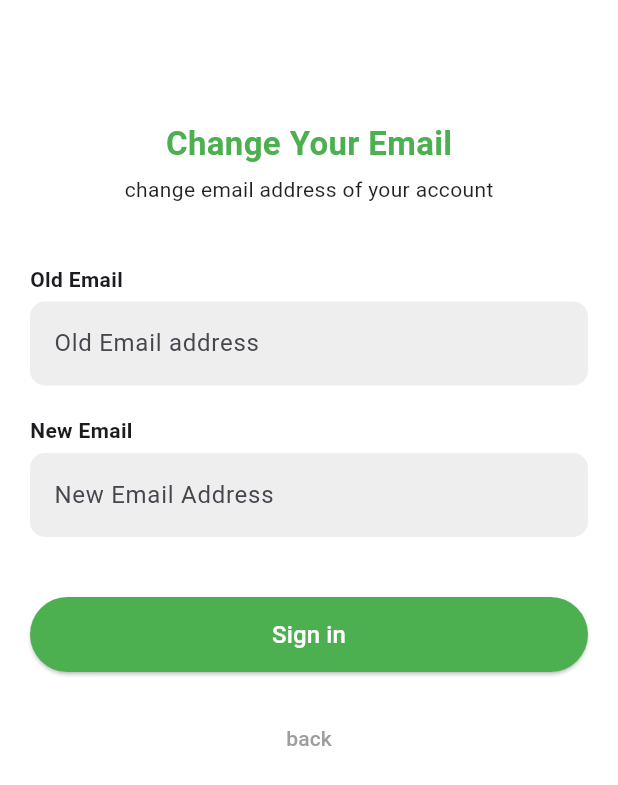
After one commit to usman814/kp_travel, a Flutter app: the ChangeEmailScreen screen opened directly, on a phone screen of 412 x 824 dp. The commit adds this screen. Shown: the top 785 px of the screen. Run offline on Flutter 3.47's test engine with Material 3 defaults, Android fonts, the light colour scheme and no system bars; our stand-ins replace firebase_core; accounts and stored records are empty; network calls fail.

Commit message:
booking.dart mail.dart varificaton.dart

```diff
--- /dev/null
+++ b/lib/screens/mail.dart
@@ -0,0 +1,102 @@
+import 'package:flutter/material.dart';
+
+class ChangeEmailApp extends StatelessWidget {
+  @override
+  Widget build(BuildContext context) {
+    return MaterialApp(
+      debugShowCheckedModeBanner: false,
+      home: ChangeEmailScreen(),
+    );
+  }
+}
+
+class ChangeEmailScreen extends StatelessWidget {
+  @override
+  Widget build(BuildContext context) {
+    return Scaffold(
+      backgroundColor: Colors.white,
+      body: Padding(
+        padding: const EdgeInsets.symmetric(horizontal: 20.0),
+        child: Column(
+          crossAxisAlignment: CrossAxisAlignment.start,
+          children: [
+            SizedBox(height: 80),
+            Center(
+              child: Text(
+                "Change Your Email",
+                style: TextStyle(
+                  fontSize: 22,
+                  fontWeight: FontWeight.bold,
+                  color: Colors.green,
+                ),
+              ),
+            ),
+            SizedBox(height: 5),
+            Center(
+              child: Text(
+                "change email address of your account",
+                style: TextStyle(fontSize: 14, color: Colors.black87),
+              ),
+            ),
+            SizedBox(height: 40),
+            Text("Old Email", style: TextStyle(fontWeight: FontWeight.bold)),
+            SizedBox(height: 5),
+            TextField(
+              decoration: InputDecoration(
+                hintText: "Old Email address",
+                border: OutlineInputBorder(
+                  borderRadius: BorderRadius.circular(10.0),
+                  borderSide: BorderSide.none,
+                ),
+                filled: true,
+                fillColor: Colors.grey[200],
+              ),
+            ),
+            SizedBox(height: 20),
+            Text("New Email", style: TextStyle(fontWeight: FontWeight.bold)),
+            SizedBox(height: 5),
+            TextField(
+              decoration: InputDecoration(
+                hintText: "New Email Address",
+                border: OutlineInputBorder(
+                  borderRadius: BorderRadius.circular(10.0),
+                  borderSide: BorderSide.none,
+                ),
+                filled: true,
+                fillColor: Colors.grey[200],
+              ),
+            ),
+            SizedBox(height: 40),
+            SizedBox(
+              width: double.infinity,
+              height: 50,
+              child: ElevatedButton(
+                style: ElevatedButton.styleFrom(
+                  backgroundColor: Colors.green,
+                  shape: RoundedRectangleBorder(
+                    borderRadius: BorderRadius.circular(25),
+                  ),
+                ),
+                onPressed: () {},
+                child: Text(
+                  "Sign in",
+                  style: TextStyle(color: Colors.white, fontSize: 16),
+                ),
+              ),
+            ),
+            SizedBox(height: 20),
+            Center(
+              child: TextButton(
+                onPressed: () {},
+                child: Text(
+                  "back",
+                  style: TextStyle(color: Colors.grey, fontSize: 14),
+                ),
+              ),
+            ),
+          ],
+        ),
+      ),
+    );
+  }
+}
```
Also changed, not shown: lib/screens/booking.dart (added, +152 -0 lines), lib/screens/edit_profile.dart (+3 -14 lines), lib/screens/home_screen.dart (+35 -9 lines), lib/screens/profile.dart (+8 -2 lines), lib/screens/varificaton.dart (added, +126 -0 lines).
